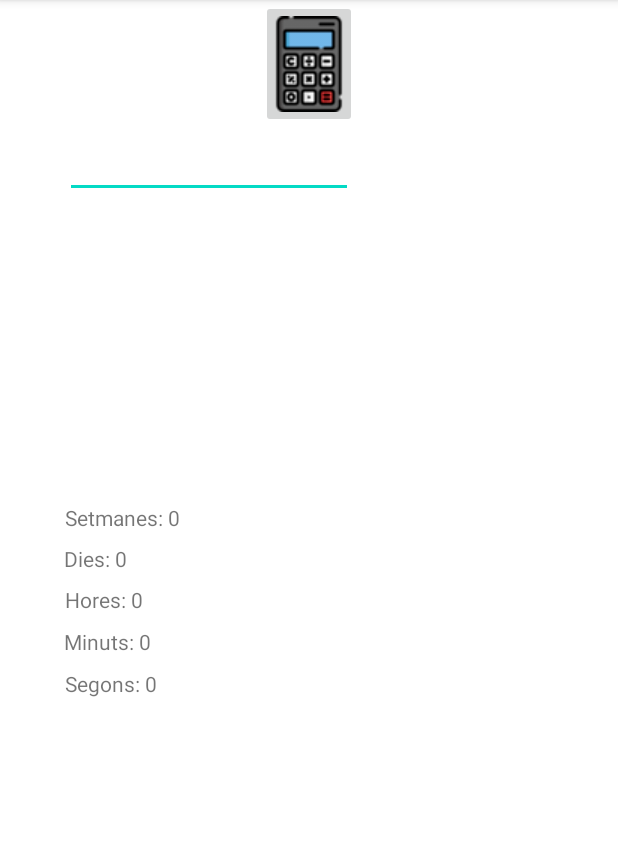
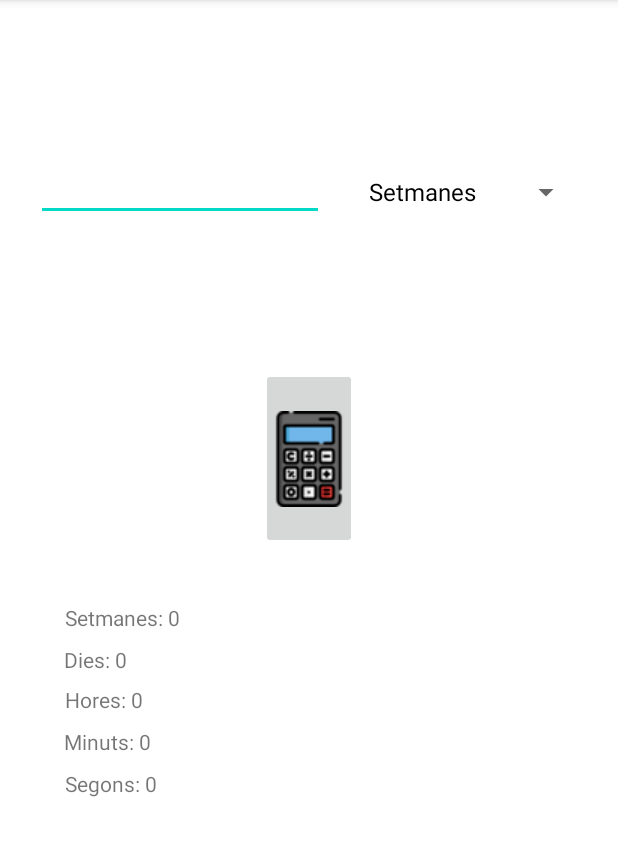
Before and after one commit to sillyck/DAM2-M8-UF1-Conversor, an Android app: the screen it shows after launch (MainActivity), on a phone screen of 412 x 824 dp, the part 84-940 px from its top. Run offline under Robolectric (Android 15) with nearby library versions, the phone set to English and light mode, and no system bars.

```diff
--- a/app/src/main/java/com/example/myapplication/MainActivity.java
+++ b/app/src/main/java/com/example/myapplication/MainActivity.java
@@ -1,11 +1,9 @@
 package com.example.myapplication;
 
 import androidx.appcompat.app.AppCompatActivity;
-
 import android.os.Bundle;
 import android.view.View;
 import android.widget.ArrayAdapter;
-import android.widget.Button;
 import android.widget.ImageButton;
 import android.widget.Spinner;
 import android.widget.TextView;
@@ -16,7 +14,7 @@ import java.text.DecimalFormat;
 public class MainActivity extends AppCompatActivity {
 
 
-    private Button boto;
+    private ImageButton boto;
     private TextView textSetmanes, textDies, textHores, textMinuts, textSegons, textnumber;
     private Spinner spinner;
 
@@ -26,7 +24,7 @@ public class MainActivity extends AppCompatActivity {
         setContentView(R.layout.activity_main);
 
 
-        boto = findViewById(R.id.boto);
+        boto = findViewById(R.id.ib2);
         textSetmanes = findViewById(R.id.setmanes);
         textDies = findViewById(R.id.dies);
         textHores = findViewById(R.id.hores);
--- a/app/src/main/res/layout/activity_main.xml
+++ b/app/src/main/res/layout/activity_main.xml
@@ -16,7 +16,43 @@
         app:layout_constraintHorizontal_bias="0.121"
         app:layout_constraintStart_toStartOf="parent"
         app:layout_constraintTop_toTopOf="parent"
-        app:layout_constraintVertical_bias="0.558" />
+        app:layout_constraintVertical_bias="0.647" />
+
+    <TextView
+        android:id="@+id/dies"
+        android:layout_width="wrap_content"
+        android:layout_height="wrap_content"
+        android:text="Dies: 0"
+        app:layout_constraintBottom_toBottomOf="parent"
+        app:layout_constraintEnd_toEndOf="parent"
+        app:layout_constraintHorizontal_bias="0.116"
+        app:layout_constraintStart_toStartOf="parent"
+        app:layout_constraintTop_toTopOf="parent"
+        app:layout_constraintVertical_bias="0.574" />
+
+    <TextView
+        android:id="@+id/setmanes"
+        android:layout_width="wrap_content"
+        android:layout_height="wrap_content"
+        android:text="Setmanes: 0"
+        app:layout_constraintBottom_toBottomOf="parent"
+        app:layout_constraintEnd_toEndOf="parent"
+        app:layout_constraintHorizontal_bias="0.129"
+        app:layout_constraintStart_toStartOf="parent"
+        app:layout_constraintTop_toTopOf="parent"
+        app:layout_constraintVertical_bias="0.537" />
+
+    <TextView
+        android:id="@+id/hores"
+        android:layout_width="wrap_content"
+        android:layout_height="wrap_content"
+        android:text="Hores: 0"
+        app:layout_constraintBottom_toBottomOf="parent"
+        app:layout_constraintEnd_toEndOf="parent"
+        app:layout_constraintHorizontal_bias="0.12"
+        app:layout_constraintStart_toStartOf="parent"
+        app:layout_constraintTop_toTopOf="parent"
+        app:layout_constraintVertical_bias="0.61" />
 
     <TextView
         android:id="@+id/segons"
@@ -28,57 +64,22 @@
         app:layout_constraintHorizontal_bias="0.123"
         app:layout_constraintStart_toStartOf="parent"
         app:layout_constraintTop_toTopOf="parent"
-        app:layout_constraintVertical_bias="0.596" />
+        app:layout_constraintVertical_bias="0.685" />
 
-    <TextView
-        android:id="@+id/hores"
-        android:layout_width="wrap_content"
-        android:layout_height="wrap_content"
-        android:text="Hores: 0"
-        app:layout_constraintBottom_toBottomOf="parent"
-        app:layout_constraintEnd_toEndOf="parent"
-        app:layout_constraintHorizontal_bias="0.12"
-        app:layout_constraintStart_toStartOf="parent"
-        app:layout_constraintTop_toTopOf="parent"
-        app:layout_constraintVertical_bias="0.521" />
-
-    <TextView
-        android:id="@+id/dies"
-        android:layout_width="wrap_content"
-        android:layout_height="wrap_content"
-        android:text="Dies: 0"
-        app:layout_constraintBottom_toBottomOf="parent"
-        app:layout_constraintEnd_toEndOf="parent"
-        app:layout_constraintHorizontal_bias="0.116"
-        app:layout_constraintStart_toStartOf="parent"
-        app:layout_constraintTop_toTopOf="parent"
-        app:layout_constraintVertical_bias="0.484" />
-
-    <TextView
-        android:id="@+id/setmanes"
-        android:layout_width="wrap_content"
-        android:layout_height="wrap_content"
-        android:text="Setmanes: 0"
-        app:layout_constraintBottom_toBottomOf="parent"
-        app:layout_constraintEnd_toEndOf="parent"
-        app:layout_constraintHorizontal_bias="0.129"
-        app:layout_constraintStart_toStartOf="parent"
-        app:layout_constraintTop_toTopOf="parent"
-        app:layout_constraintVertical_bias="0.448" />
 
     <EditText
         android:id="@+id/textNumber1"
         android:layout_width="192dp"
-        android:layout_height="47dp"
-        android:layout_marginStart="43dp"
-        android:layout_marginEnd="26dp"
+        android:layout_height="48dp"
+        android:layout_marginStart="20dp"
+        android:layout_marginTop="99dp"
+        android:layout_marginEnd="17dp"
+        android:layout_marginBottom="98dp"
         android:ems="10"
         android:inputType="number"
         android:minHeight="48dp"
-        app:layout_constraintBottom_toTopOf="@+id/setmanes"
-        app:layout_constraintEnd_toEndOf="parent"
+        app:layout_constraintBottom_toTopOf="@+id/ib2"
         app:layout_constraintEnd_toStartOf="@+id/llistat"
-        app:layout_constraintHorizontal_bias="0.213"
         app:layout_constraintStart_toStartOf="parent"
         app:layout_constraintTop_toTopOf="parent"
         app:layout_constraintVertical_bias="0.295"
@@ -86,10 +87,10 @@
 
     <Spinner
         android:id="@+id/llistat"
-        android:layout_width="0dp"
-        android:layout_height="0dp"
-        android:layout_marginTop="94dp"
-        android:layout_marginEnd="16dp"
+        android:layout_width="150dp"
+        android:layout_height="48dp"
+        android:layout_marginTop="104dp"
+        android:layout_marginEnd="20dp"
         android:layout_marginBottom="81dp"
         app:layout_constraintBottom_toTopOf="@+id/boto"
         app:layout_constraintEnd_toEndOf="parent"
@@ -97,16 +98,16 @@
         app:layout_constraintTop_toTopOf="parent"
         tools:ignore="SpeakableTextPresentCheck,SpeakableTextPresentCheck" />
 
-
     <ImageButton
         android:id="@+id/ib2"
         android:layout_width="64dp"
-        android:layout_height="85dp"
-        android:layout_marginBottom="51dp"
+        android:layout_height="0dp"
+        android:layout_marginBottom="402dp"
         android:onClick="calcular"
-        app:layout_constraintBottom_toTopOf="@+id/textView1"
+        app:layout_constraintBottom_toBottomOf="parent"
         app:layout_constraintEnd_toEndOf="parent"
         app:layout_constraintStart_toStartOf="parent"
+        app:layout_constraintTop_toBottomOf="@+id/textNumber1"
         app:srcCompat="@drawable/calculator"
         tools:ignore="SpeakableTextPresentCheck,SpeakableTextPresentCheck,SpeakableTextPresentCheck,SpeakableTextPresentCheck" />
 </androidx.constraintlayout.widget.ConstraintLayout>
--- a/build.gradle
+++ b/build.gradle
@@ -1,5 +1,5 @@
 // Top-level build file where you can add configuration options common to all sub-projects/modules.
 plugins {
-    id 'com.android.application' version '7.2.2' apply false
-    id 'com.android.library' version '7.2.2' apply false
+    id 'com.android.application' version '7.3.0' apply false
+    id 'com.android.library' version '7.3.0' apply false
 }
```
